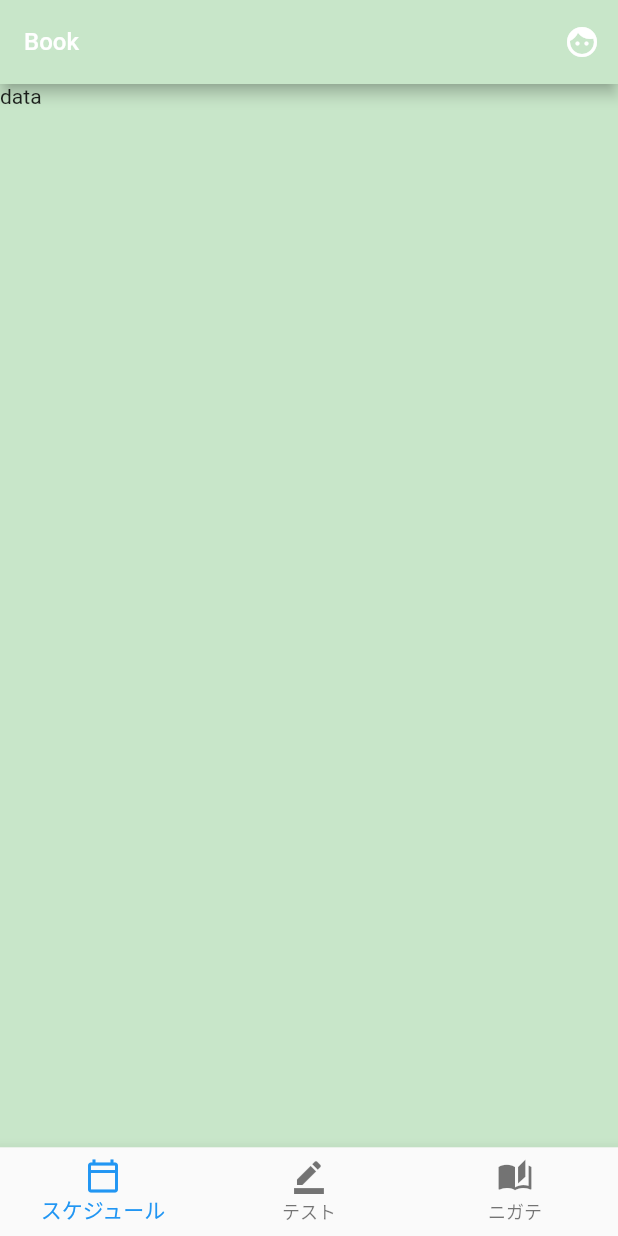
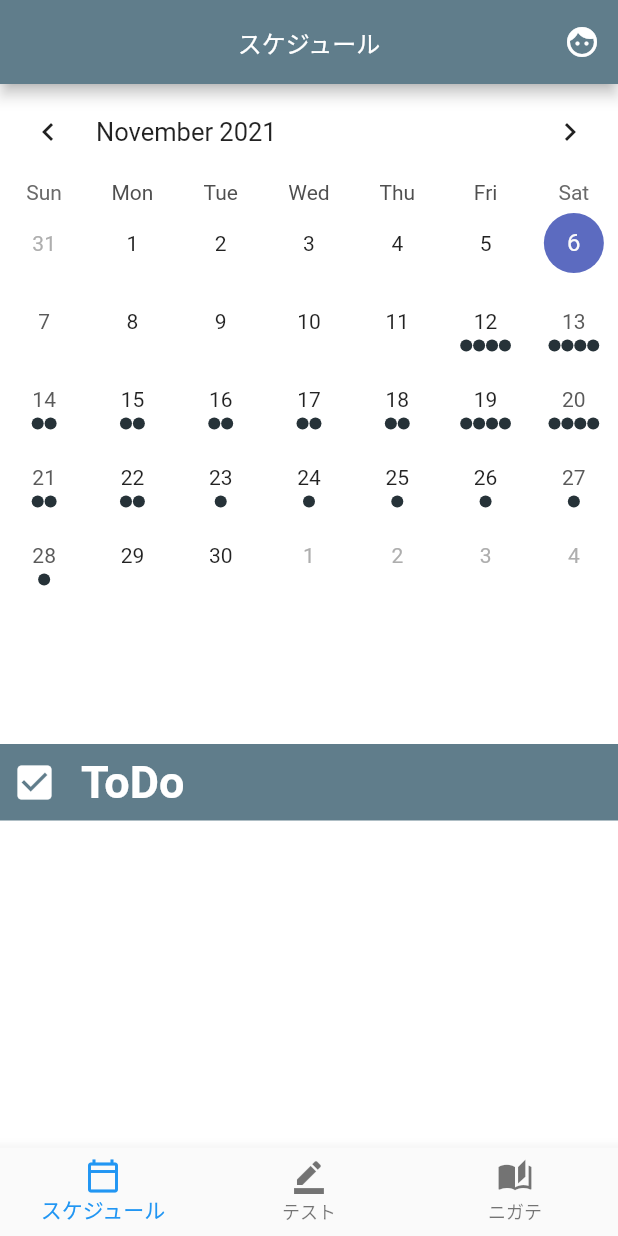
Before and after one commit to renpoto2/benesse1106team2, a Flutter app: the screen it shows after launch, on a phone screen of 412 x 824 dp. Run offline on Flutter 3.47's test engine with Material 2 defaults, Android fonts, the phone set to English and light mode, and no system bars; drawn by our look-alikes of table_calendar.

Commit message:
カレンダー画面デザイン変更

```diff
--- a/lib/pages/schedulePage.dart
+++ b/lib/pages/schedulePage.dart
@@ -16,6 +16,7 @@ class scheduleScreen extends StatefulWidget {
 class _scheduleScreenState extends State<scheduleScreen> {
   // This widget is the root of your application.
   DateTime _focusedDay = DateTime.now();
+  DateTime _testDay = DateTime.now().add(Duration(days: 24));
   CalendarFormat _calendarFormat = CalendarFormat.month;
   DateTime? _selectedDay;
   Map<DateTime, List> _eventsList = {};
@@ -32,34 +33,25 @@ class _scheduleScreenState extends State<scheduleScreen> {
     _selectedDay = _focusedDay;
 
     _eventsList = {
-      DateTime.now().subtract(Duration(days: 2)): ['Event A6', 'Event B6'],
-      DateTime.now(): ['Event A7', 'Event B7', 'Event C7', 'Event D7'],
-      DateTime.now().add(Duration(days: 1)): [
-        'Event A8',
-        'Event B8',
-        'Event C8',
-        'Event D8'
-      ],
-      DateTime.now().add(Duration(days: 3)):
-      Set.from(['Event A9', 'Event A9', 'Event B9']).toList(),
-      DateTime.now().add(Duration(days: 7)): [
-        'Event A10',
-        'Event B10',
-        'Event C10'
-      ],
-      DateTime.now().add(Duration(days: 11)): ['Event A11', 'Event B11'],
-      DateTime.now().add(Duration(days: 17)): [
-        'Event A12',
-        'Event B12',
-        'Event C12',
-        'Event D12'
-      ],
-      DateTime.now().add(Duration(days: 22)): ['Event A13', 'Event B13'],
-      DateTime.now().add(Duration(days: 26)): [
-        'Event A14',
-        'Event B14',
-        'Event C14'
-      ],
+      //DateTime.now().add(Duration(days: 1)): ['Event A8', 'Event B8', 'Event C8', 'Event D8'],
+      //DateTime.now().add(Duration(days: 3)): Set.from(['Event A9', 'Event A9', 'Event B9']).toList(),
+      DateTime.now().add(Duration(days: 6)): ['P30', 'P31','P32', 'P33'],
+      DateTime.now().add(Duration(days: 7)): ['P34', 'P35','P36','P37'],
+      DateTime.now().add(Duration(days: 8)): ['P38', 'P39'],
+      DateTime.now().add(Duration(days: 9)): ['P40', 'P41'],
+      DateTime.now().add(Duration(days: 10)): ['P42', 'P43'],
+      DateTime.now().add(Duration(days: 11)): ['P44', 'P45'],
+      DateTime.now().add(Duration(days: 12)): ['P46', 'P47'],
+      DateTime.now().add(Duration(days: 13)): ['P48', 'P49','P50','P51'],
+      DateTime.now().add(Duration(days: 14)): ['P52', 'P53','P54','P55'],
+      DateTime.now().add(Duration(days: 15)): ['P56', 'P57'],
+      DateTime.now().add(Duration(days: 16)): ['P58', 'P59'],
+      DateTime.now().add(Duration(days: 17)): ['予想テスト①'],
+      DateTime.now().add(Duration(days: 18)): ['ニガテ'],
+      DateTime.now().add(Duration(days: 19)): ['予想テスト②'],
+      DateTime.now().add(Duration(days: 20)): ['ニガテ'],
+      DateTime.now().add(Duration(days: 21)): ['予想テスト③'],
+      DateTime.now().add(Duration(days: 22)): ['ニガテ'],
 
     };
   }
@@ -83,14 +75,14 @@ class _scheduleScreenState extends State<scheduleScreen> {
 
 
     return Scaffold(
-        backgroundColor: Colors.green[100],
+        backgroundColor: Colors.white,
         // Appbar
         appBar: AppBar(
 
-          backgroundColor: Colors.green.shade100,
-
+          backgroundColor: Colors.blueGrey,
+          centerTitle: true,
           title: Text(
-            'Book', style: TextStyle(fontSize: 16),
+            'スケジュール', style: TextStyle(fontSize: 16,color: Colors.white),
           ),
           actions: [IconButton(onPressed: (){
             // （1） 指定した画面に遷移する
@@ -102,18 +94,7 @@ class _scheduleScreenState extends State<scheduleScreen> {
           )
           ],
         ),
-        body: Column(
 
-          children: [
-            Text("data"),
-
-
-
-            // Text(pageNum[0]/(7)),
-
-
-          ],
-        ),
 
 
         body:Column(
@@ -121,7 +102,7 @@ class _scheduleScreenState extends State<scheduleScreen> {
             TableCalendar(
               firstDay: DateTime.utc(2020, 1, 1),
               lastDay: DateTime.utc(2030, 12, 31),
-              focusedDay: _focusedDay,
+              focusedDay: _focusedDay,//起動時画面
               eventLoader: _getEventForDay,
               calendarFormat: _calendarFormat,          //以下、追記部分。
               // フォーマット変更のボタン押下時の処理
@@ -150,16 +131,57 @@ class _scheduleScreenState extends State<scheduleScreen> {
               onPageChanged: (focusedDay) {
                 _focusedDay = focusedDay;
               },
+
             ),
-            //以下追記
-            ListView(
-              shrinkWrap: true,
-              children: _getEventForDay(_selectedDay!)
-                  .map((event) => ListTile(
-                title: Text(event.toString()),
-              ))
-                  .toList(),
-            )
+            Container(
+              height: 100,
+            ),
+            Container(
+              width: 500,
+              color: Colors.blueGrey,
+              child: Row(
+                children: [
+                  Padding(
+                    padding: const EdgeInsets.all(8.0),
+                    child: Icon(
+                      Icons.check_box,
+                      size: 30.0,
+                      color: Colors.white,
+                    ),
+                  ),
+                  Padding(
+                    padding: const EdgeInsets.all(8.0),
+                    child: Text("ToDo",style:TextStyle(
+                      fontSize: 30,
+                      fontWeight: FontWeight.bold,
+                      color: Colors.white
+
+                    ),),
+                  ),
+                ],
+              ),
+
+
+            ),
+
+            Container(
+              width: 500,
+              color: Colors.blueGrey.shade100,
+              child: ListView(
+                shrinkWrap: true,
+                children: _getEventForDay(_selectedDay!)
+                    .map((event) => ListTile(
+                          title: Text("・"+event.toString(),
+                          style: TextStyle(
+                            //fontWeight: FontWeight.bold,
+                            fontSize: 25,
+
+                          ),),
+                ))
+                    .toList(),
+              ),
+            ),
+
 
 
           ],
```
